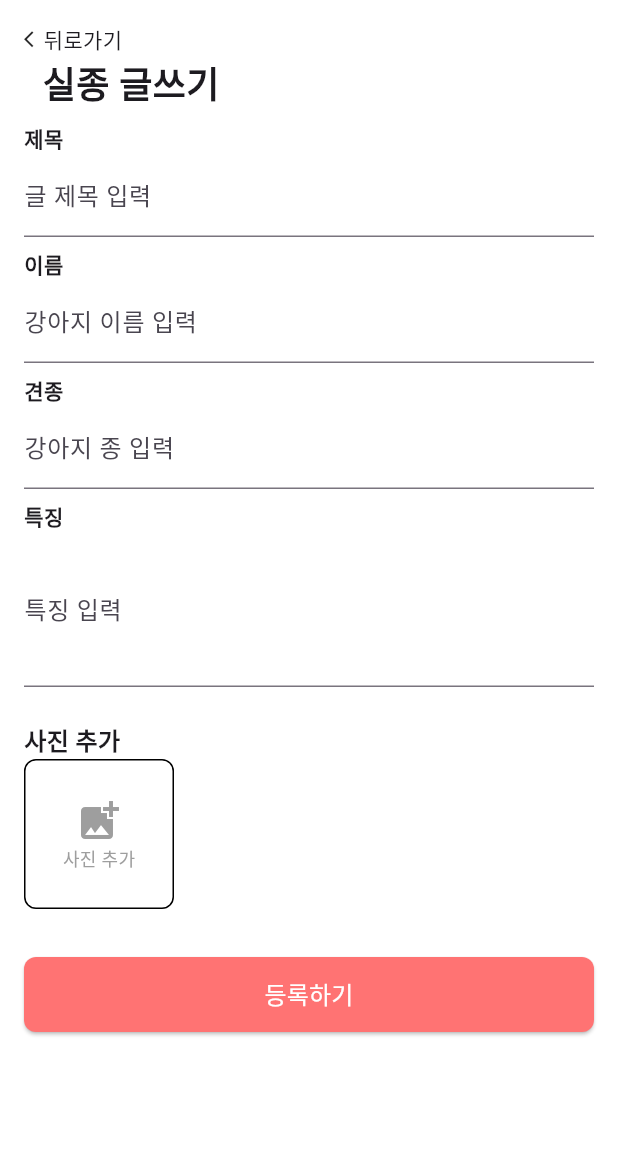
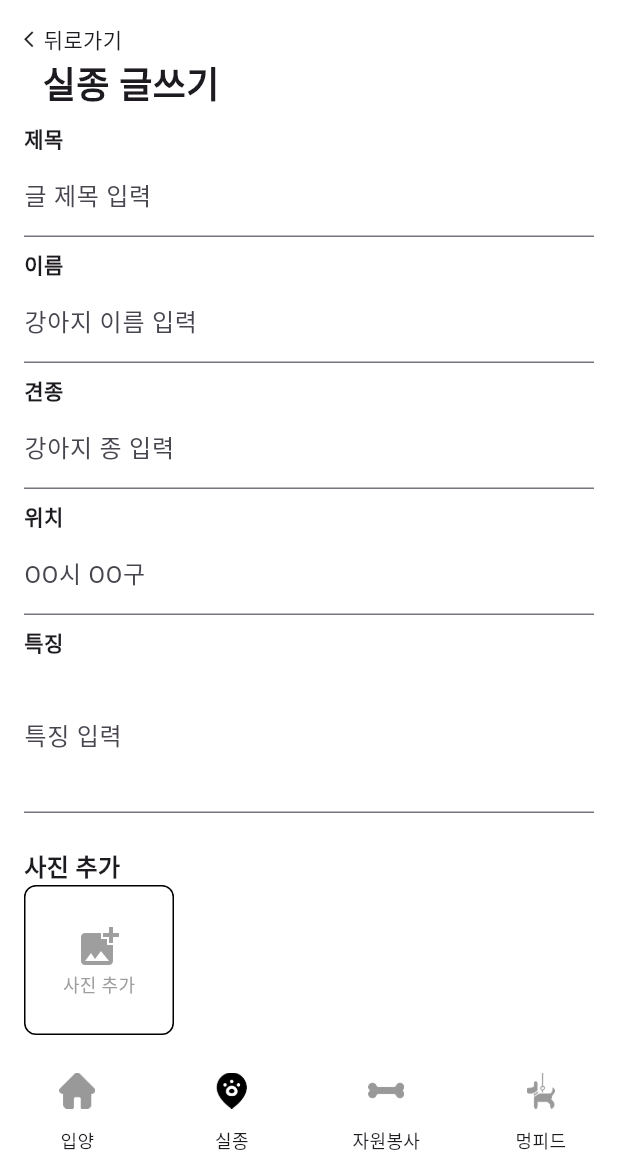
Before and after one commit to pss214/meongjup, a Flutter app: the MissingPost screen opened directly, on a phone screen of 412 x 824 dp, the part 84-1236 px from its top. Run offline on Flutter 3.47's test engine with Material 3 defaults, Android fonts, the phone set to English and light mode, and no system bars; our stand-ins replace cloud_firestore, firebase_core, firebase_storage, image_picker, infinite_scroll_pagination, youtube_player_flutter; accounts and stored records are empty; network calls fail.

Commit message:
feat: 실종신고 하단바 생성, 위치정보 추가 예외처리

```diff
--- a/lib/pages/missing_post.dart
+++ b/lib/pages/missing_post.dart
@@ -6,6 +6,7 @@ import 'package:flutter/material.dart';
 import 'package:meongjup/widgets/BaseAppbar.dart';
 import 'dart:io';
 import 'package:image_picker/image_picker.dart';
+import 'package:meongjup/widgets/bottom_navigation.dart';
 import 'package:uuid/uuid.dart';
 
 class MissingPost extends StatefulWidget {
@@ -21,6 +22,7 @@ class _MissingPostState extends State<MissingPost> {
   final TextEditingController _nameController =
       TextEditingController(); // 강아지 이름
   final TextEditingController _breedController = TextEditingController(); // 견종
+  final TextEditingController _locationinformation = TextEditingController(); // 위치
   final TextEditingController _featuresController =
       TextEditingController(); // 특징
   final List<String> _images = []; // 이미지 경로 리스트//firebasse db
@@ -107,6 +109,8 @@ class _MissingPostState extends State<MissingPost> {
 
   //게시글 업로드
   Future<void> fetchUpload() async {
+    if (!_validateAndSubmit()) return;
+
     try {
       debugPrint("전송중");
       FirebaseFirestore db = FirebaseFirestore.instance;
@@ -118,6 +122,7 @@ class _MissingPostState extends State<MissingPost> {
         "name": _nameController.text,
         "subject": _titleController.text,
         "images": _uploads,
+        "location": _locationinformation.text
       };
       await db
           .collection("missing")
@@ -132,6 +137,7 @@ class _MissingPostState extends State<MissingPost> {
           backgroundColor: Colors.blue,
         ),
       );
+      Navigator.pop(context);
     } catch (e) {
       debugPrint("에러 발생: $e");
       ScaffoldMessenger.of(context).showSnackBar(
@@ -167,46 +173,52 @@ class _MissingPostState extends State<MissingPost> {
     );
   }
 
-  void _validateAndSubmit() {
+  bool _validateAndSubmit() {
     if (_titleController.text.isEmpty) {
       ScaffoldMessenger.of(
         context,
       ).showSnackBar(SnackBar(content: Text('제목을 입력해주세요')));
-      return;
+      return false;
     }
     if (_nameController.text.isEmpty) {
       ScaffoldMessenger.of(
         context,
       ).showSnackBar(SnackBar(content: Text('강아지 이름을 입력해주세요')));
-      return;
+      return false;
     }
     if (_breedController.text.isEmpty) {
       ScaffoldMessenger.of(
         context,
       ).showSnackBar(SnackBar(content: Text('견종을 입력해주세요')));
-      return;
+      return false;
+    }
+    if (_locationinformation.text.isEmpty) {
+      ScaffoldMessenger.of(
+        context,
+      ).showSnackBar(SnackBar(content: Text('위치를 입력해주세요')));
+      return false;
     }
     if (_featuresController.text.isEmpty) {
       ScaffoldMessenger.of(
         context,
       ).showSnackBar(SnackBar(content: Text('특징을 입력해주세요')));
-      return;
+      return false;
     }
     if (_images.isEmpty) {
       ScaffoldMessenger.of(
         context,
       ).showSnackBar(SnackBar(content: Text('최소 1장의 사진을 추가해주세요')));
-      return;
+      return false;
     }
 
-    // 모든 검증을 통과하면 등록 진행
-    Navigator.pop(context);
+    return true;
   }
 
   @override
   Widget build(BuildContext context) {
     return Scaffold(
       appBar: BaseAppBar(),
+      bottomNavigationBar: BottomNavigation(selectedIndex: 1),
       backgroundColor: Colors.white,
       body: SingleChildScrollView(
         padding: EdgeInsets.all(16.0),
@@ -264,6 +276,19 @@ class _MissingPostState extends State<MissingPost> {
               controller: _breedController,
               decoration: InputDecoration(
                 labelText: '강아지 종 입력',
+                border: UnderlineInputBorder(),
+                floatingLabelBehavior: FloatingLabelBehavior.never,
+              ),
+            ),
+            SizedBox(height: 8),
+            Text(
+              '위치',
+              style: TextStyle(fontSize: 14, fontWeight: FontWeight.bold),
+            ),
+            TextField(
+              controller: _locationinformation,
+              decoration: InputDecoration(
+                labelText: 'OO시 OO구',
                 border: UnderlineInputBorder(),
                 floatingLabelBehavior: FloatingLabelBehavior.never,
               ),
```
